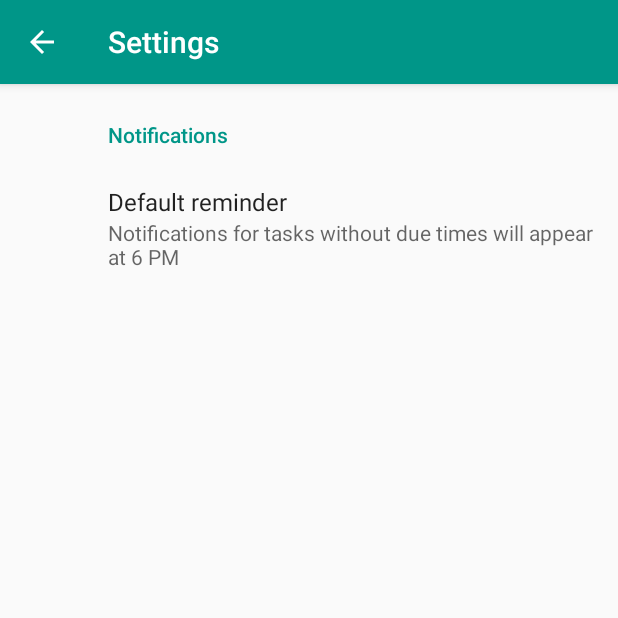
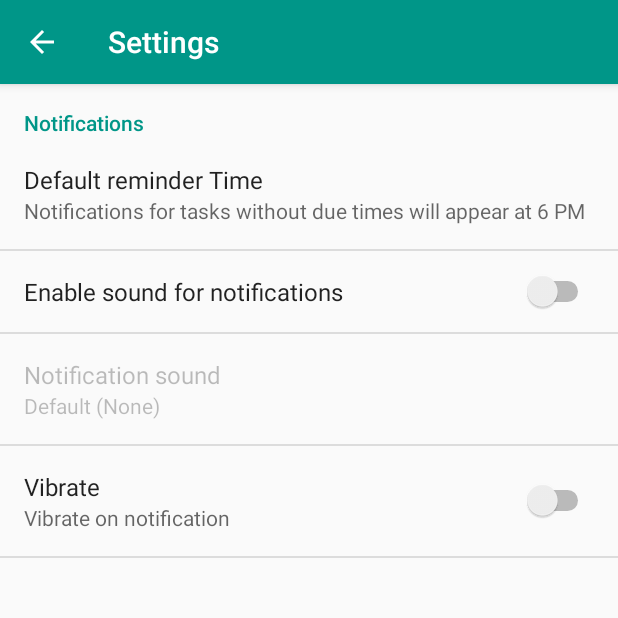
Before and after one commit to Sulaiman90/TodoList, an Android app: the screen it shows after launch (PreferencesActivity before the commit, SettingsActivity after it), in the options menu, after a tap on "Settings", on a phone screen of 412 x 824 dp, the top half of it. Run offline under Robolectric (Android 15) with nearby library versions, the phone set to English and light mode, and no system bars.

Commit message:
Added preferences for notification sound

```diff
--- a/app/src/main/AndroidManifest.xml
+++ b/app/src/main/AndroidManifest.xml
@@ -45,7 +45,7 @@
             android:exported="false"/>
 
         <activity
-            android:name=".activity.PreferencesActivity"
+            android:name=".activity.SettingsActivity"
             android:label="@string/action_settings"
             android:parentActivityName=".activity.MainActivity">
             <meta-data
--- /dev/null
+++ b/app/src/main/java/com/ms/favtodo/activity/AppCompatPreferenceActivity.java
@@ -0,0 +1,109 @@
+package com.ms.favtodo.activity;
+
+import android.content.res.Configuration;
+import android.os.Bundle;
+import android.preference.PreferenceActivity;
+import android.support.annotation.LayoutRes;
+import android.support.annotation.Nullable;
+import android.support.v7.app.ActionBar;
+import android.support.v7.app.AppCompatDelegate;
+import android.support.v7.widget.Toolbar;
+import android.view.MenuInflater;
+import android.view.View;
+import android.view.ViewGroup;
+
+/**
+ * A {@link android.preference.PreferenceActivity} which implements and proxies the necessary calls
+ * to be used with AppCompat.
+ */
+public abstract class AppCompatPreferenceActivity extends PreferenceActivity {
+
+    private AppCompatDelegate mDelegate;
+
+    @Override
+    protected void onCreate(Bundle savedInstanceState) {
+        getDelegate().installViewFactory();
+        getDelegate().onCreate(savedInstanceState);
+        super.onCreate(savedInstanceState);
+    }
+
+    @Override
+    protected void onPostCreate(Bundle savedInstanceState) {
+        super.onPostCreate(savedInstanceState);
+        getDelegate().onPostCreate(savedInstanceState);
+    }
+
+    public ActionBar getSupportActionBar() {
+        return getDelegate().getSupportActionBar();
+    }
+
+    public void setSupportActionBar(@Nullable Toolbar toolbar) {
+        getDelegate().setSupportActionBar(toolbar);
+    }
+
+    @Override
+    public MenuInflater getMenuInflater() {
+        return getDelegate().getMenuInflater();
+    }
+
+    @Override
+    public void setContentView(@LayoutRes int layoutResID) {
+        getDelegate().setContentView(layoutResID);
+    }
+
+    @Override
+    public void setContentView(View view) {
+        getDelegate().setContentView(view);
+    }
+
+    @Override
+    public void setContentView(View view, ViewGroup.LayoutParams params) {
+        getDelegate().setContentView(view, params);
+    }
+
+    @Override
+    public void addContentView(View view, ViewGroup.LayoutParams params) {
+        getDelegate().addContentView(view, params);
+    }
+
+    @Override
+    protected void onPostResume() {
+        super.onPostResume();
+        getDelegate().onPostResume();
+    }
+
+    @Override
+    protected void onTitleChanged(CharSequence title, int color) {
+        super.onTitleChanged(title, color);
+        getDelegate().setTitle(title);
+    }
+
+    @Override
+    public void onConfigurationChanged(Configuration newConfig) {
+        super.onConfigurationChanged(newConfig);
+        getDelegate().onConfigurationChanged(newConfig);
+    }
+
+    @Override
+    protected void onStop() {
+        super.onStop();
+        getDelegate().onStop();
+    }
+
+    @Override
+    protected void onDestroy() {
+        super.onDestroy();
+        getDelegate().onDestroy();
+    }
+
+    public void invalidateOptionsMenu() {
+        getDelegate().invalidateOptionsMenu();
+    }
+
+    private AppCompatDelegate getDelegate() {
+        if (mDelegate == null) {
+            mDelegate = AppCompatDelegate.create(this, null);
+        }
+        return mDelegate;
+    }
+}
--- a/app/src/main/java/com/ms/favtodo/activity/MainActivity.java
+++ b/app/src/main/java/com/ms/favtodo/activity/MainActivity.java
@@ -168,7 +168,7 @@ public class MainActivity extends AppCompatActivity {
             return true;
         }
         else if(item.getItemId()==R.id.action_settings){
-            Intent intent = new Intent(this, PreferencesActivity.class);
+            Intent intent = new Intent(this, SettingsActivity.class);
             startActivity(intent);
         }
         return super.onOptionsItemSelected(item);
--- a/app/src/main/java/com/ms/favtodo/activity/PreferencesActivity.java
+++ /dev/null
@@ -1,36 +0,0 @@
-package com.ms.favtodo.activity;
-
-import android.content.SharedPreferences;
-import android.support.v4.app.NavUtils;
-import android.support.v7.app.ActionBar;
-import android.support.v7.app.AppCompatActivity;
-import android.os.Bundle;
-import android.view.MenuItem;
-
-import com.ms.favtodo.R;
-
-public class PreferencesActivity extends AppCompatActivity {
-
-    @Override
-    protected void onCreate(Bundle savedInstanceState) {
-        super.onCreate(savedInstanceState);
-        setContentView(R.layout.activity_preferences);
-        ActionBar actionBar = this.getSupportActionBar();
-
-        // Set the action bar back button to look like an up button
-        if (actionBar != null) {
-            actionBar.setDisplayHomeAsUpEnabled(true);
-        }
-    }
-
-    @Override
-    public boolean onOptionsItemSelected(MenuItem item) {
-        int id = item.getItemId();
-        // When the home button is pressed, take the user back to the VisualizerActivity
-        if (id == android.R.id.home) {
-            NavUtils.navigateUpFromSameTask(this);
-        }
-        return super.onOptionsItemSelected(item);
-    }
-
-}
--- a/app/src/main/java/com/ms/favtodo/activity/PreferencesFragment.java
+++ /dev/null
@@ -1,118 +0,0 @@
-package com.ms.favtodo.activity;
-
-import android.annotation.TargetApi;
-import android.app.Dialog;
-import android.app.DialogFragment;
-import android.app.TimePickerDialog;
-import android.app.TimePickerDialog.OnTimeSetListener;
-import android.content.Context;
-import android.content.SharedPreferences;
-import android.os.Build;
-import android.os.Bundle;
-import android.support.v7.preference.Preference;
-import android.support.v7.preference.PreferenceFragmentCompat;
-import android.support.v7.preference.PreferenceManager;
-import android.text.TextUtils;
-import android.text.format.DateUtils;
-import android.util.Log;
-import android.widget.TimePicker;
-
-import com.ms.favtodo.R;
-import com.ms.favtodo.activity.NewTask.TimePickerFragment;
-import com.ms.favtodo.utils.PreferenceUtils;
-import com.ms.favtodo.utils.TaskOperation;
-
-import java.util.Calendar;
-
-public class PreferencesFragment  extends PreferenceFragmentCompat {
-
-    private static Preference prefDueTime;
-
-    @Override
-    public void onCreatePreferences(Bundle savedInstanceState, String rootKey) {
-        addPreferencesFromResource(R.xml.preferences);
-
-        Context context = getActivity();
-
-        context.setTheme(R.style.settingsTheme);
-
-        String timeString = PreferenceUtils.getDueTime12HrFormat(context);
-
-        prefDueTime = findPreference(getString(R.string.pref_due_time_key));
-
-        prefDueTime.setSummary(getString(R.string.pref_due_time_summary) + " "+timeString);
-
-        prefDueTime.setOnPreferenceClickListener(new Preference.OnPreferenceClickListener() {
-            @TargetApi(Build.VERSION_CODES.HONEYCOMB)
-            @Override
-            public boolean onPreferenceClick(Preference preference) {
-                showTimePickerDialog();
-                return false;
-            }
-        });
-    }
-
-    public void showTimePickerDialog() {
-       // Log.d(TAG,"showTimePickerDialog");
-        DialogFragment newFragment = new TimePickerFragment();
-        newFragment.show(getActivity().getFragmentManager(), "timePicker");
-    }
-
-    public static class TimePickerFragment extends DialogFragment
-            implements OnTimeSetListener {
-
-        @Override
-        public Dialog onCreateDialog(Bundle savedInstanceState) {
-            // Use the current time as the default values for the picker
-            int hour = PreferenceUtils.getHour(getActivity());
-            int minute = PreferenceUtils.getMinute(getActivity());
-
-            // Create a new instance of TimePickerDialog and return it
-            return new TimePickerDialog(getActivity(), this, hour, minute, false);
-        }
-
-        public void onTimeSet(TimePicker view, int selectedHour, int selectedMinute) {
-
-            int hour = selectedHour;
-            int minutes = selectedMinute;
-
-            String timeSet;
-            if (hour > 12) {
-                hour -= 12;
-                timeSet = "PM";
-            } else if (hour == 0) {
-                hour += 12;
-                timeSet = "AM";
-            } else if (hour == 12){
-                timeSet = "PM";
-            }else{
-                timeSet = "AM";
-            }
-
-            String min;
-            if (minutes < 10)
-                min = "0" + minutes ;
-            else
-                min = String.valueOf(minutes);
-
-            String timeString;
-
-            if(minutes!=0){
-                timeString = hour +":"+min +" "+timeSet;
-            }
-            else{
-                timeString = hour +" "+timeSet;
-            }
-
-            TaskOperation.showDebugToast(getActivity(),timeString);
-
-            if(!timeString.equals(PreferenceUtils.getDueTime12HrFormat(getActivity()))){
-                prefDueTime.setSummary(getString(R.string.pref_due_time_summary) + " "+timeString);
-                PreferenceUtils.updateDueTimeValue(getActivity(),timeString,selectedHour + ":"+ selectedMinute);
-            }
-
-        }
-    }
-
-
-}
--- /dev/null
+++ b/app/src/main/java/com/ms/favtodo/activity/SettingsActivity.java
@@ -0,0 +1,193 @@
+package com.ms.favtodo.activity;
+
+import android.annotation.TargetApi;
+import android.app.Dialog;
+import android.app.DialogFragment;
+import android.app.TimePickerDialog;
+import android.app.TimePickerDialog.OnTimeSetListener;
+import android.content.Context;
+import android.content.Intent;
+import android.content.SharedPreferences;
+import android.media.Ringtone;
+import android.media.RingtoneManager;
+import android.net.Uri;
+import android.os.Build;
+import android.preference.Preference;
+import android.preference.Preference.OnPreferenceChangeListener;
+import android.preference.PreferenceActivity;
+import android.preference.PreferenceFragment;
+import android.preference.PreferenceManager;
+import android.preference.RingtonePreference;
+import android.support.annotation.Nullable;
+import android.support.v4.app.Fragment;
+import android.support.v4.app.NavUtils;
+import android.support.v7.app.ActionBar;
+import android.support.v7.app.AppCompatActivity;
+import android.os.Bundle;
+import android.support.v7.widget.Toolbar;
+import android.text.TextUtils;
+import android.util.Log;
+import android.view.MenuItem;
+import android.widget.TimePicker;
+
+import com.ms.favtodo.R;
+import com.ms.favtodo.utils.PreferenceUtils;
+import com.ms.favtodo.utils.TaskOperation;
+
+import java.util.List;
+
+public class SettingsActivity extends AppCompatPreferenceActivity {
+
+    private static final String TAG = SettingsActivity.class.getSimpleName();
+
+    @Override
+    protected void onCreate(Bundle savedInstanceState) {
+        super.onCreate(savedInstanceState);
+        getSupportActionBar().setDisplayHomeAsUpEnabled(true);
+
+        // load settings fragment
+        getFragmentManager().beginTransaction().replace(android.R.id.content, new SettingsFragment()).commit();
+    }
+
+    @Override
+    public boolean onOptionsItemSelected(MenuItem item) {
+        int id = item.getItemId();
+        // When the home button is pressed, take the user back to the VisualizerActivity
+        if (id == android.R.id.home) {
+            NavUtils.navigateUpFromSameTask(this);
+        }
+        return super.onOptionsItemSelected(item);
+    }
+
+    public static class SettingsFragment extends PreferenceFragment{
+
+        private static Preference prefDueTime;
+        private Context context;
+
+        @Override
+        public void onCreate(@Nullable Bundle savedInstanceState) {
+            super.onCreate(savedInstanceState);
+            addPreferencesFromResource(R.xml.preferences);
+
+            context = getActivity();
+
+            String timeString = PreferenceUtils.getDueTime12HrFormat(context);
+
+            prefDueTime = findPreference(getString(R.string.pref_due_time_key));
+            prefDueTime.setSummary(getString(R.string.pref_due_time_summary) + " "+timeString);
+
+            // notification preference change listener
+            bindPreferenceSummaryToValue(findPreference(getString(R.string.pref_notification_sound_key)));
+
+            prefDueTime.setOnPreferenceClickListener(new Preference.OnPreferenceClickListener() {
+                @Override
+                public boolean onPreferenceClick(Preference preference) {
+                    showTimePickerDialog();
+                    return true;
+                }
+            });
+        }
+
+        private static void bindPreferenceSummaryToValue(Preference preference) {
+            preference.setOnPreferenceChangeListener(sBindPreferenceSummaryToValueListener);
+
+            sBindPreferenceSummaryToValueListener.onPreferenceChange(preference ,
+                    PreferenceManager
+                            .getDefaultSharedPreferences(preference.getContext())
+                            .getString(preference.getKey(), ""));
+        }
+
+        private static Preference.OnPreferenceChangeListener sBindPreferenceSummaryToValueListener =
+            new OnPreferenceChangeListener() {
+            @Override
+            public boolean onPreferenceChange(Preference preference, Object newValue) {
+
+                String stringValue = newValue.toString();
+                if(preference instanceof RingtonePreference){
+                    //Log.d(TAG, "RingtonePreference");
+                    if(preference.getKey().matches(preference.getContext().getString(R.string.pref_notification_sound_key))){
+                        //Log.d(TAG, "pref_notification_sound_key");
+                        if (TextUtils.isEmpty(stringValue)) {
+                            preference.setSummary(R.string.no_sound);
+                        }
+                        else {
+                            // For ringtone preferences, look up the correct display value
+                            // using RingtoneManager.
+                            Ringtone ringtone = RingtoneManager.getRingtone(preference.getContext(), Uri.parse(stringValue));
+                            if (ringtone == null) {
+                                // Clear the summary if there was a lookup error.
+                                preference.setSummary(R.string.pref_notification_sound_summary);
+                            } else {
+                                // Set the summary to reflect the new ringtone display name.
+                                String name = ringtone.getTitle(preference.getContext());
+                                preference.setSummary(name);
+                            }
+                        }
+                    }
+                }
+                return true;
+            }
+        };
+
+        public void showTimePickerDialog() {
+            // Log.d(TAG,"showTimePickerDialog");
+            DialogFragment newFragment = new SettingsFragment.TimePickerFragment();
+            newFragment.show(getActivity().getFragmentManager(), "timePicker");
+        }
+
+        public static class TimePickerFragment extends DialogFragment implements OnTimeSetListener {
+
+            @Override
+            public Dialog onCreateDialog(Bundle savedInstanceState) {
+                // Use the current time as the default values for the picker
+                int hour = PreferenceUtils.getHour(getActivity());
+                int minute = PreferenceUtils.getMinute(getActivity());
+
+                // Create a new instance of TimePickerDialog and return it
+                return new TimePickerDialog(getActivity(), this, hour, minute, false);
+            }
+
+            public void onTimeSet(TimePicker view, int selectedHour, int selectedMinute) {
+
+                int hour = selectedHour;
+                int minutes = selectedMinute;
+
+                String timeSet;
+                if (hour > 12) {
+                    hour -= 12;
+                    timeSet = "PM";
+                } else if (hour == 0) {
+                    hour += 12;
+                    timeSet = "AM";
+                } else if (hour == 12){
+                    timeSet = "PM";
+                }else{
+                    timeSet = "AM";
+                }
+
+                String min;
+                if (minutes < 10)
+                    min = "0" + minutes ;
+                else
+                    min = String.valueOf(minutes);
+
+                String timeString;
+
+                if(minutes!=0){
+                    timeString = hour +":"+min +" "+timeSet;
+                }
+                else{
+                    timeString = hour +" "+timeSet;
+                }
+
+                TaskOperation.showDebugToast(getActivity(),timeString);
+
+                if(!timeString.equals(PreferenceUtils.getDueTime12HrFormat(getActivity()))){
+                    prefDueTime.setSummary(getString(R.string.pref_due_time_summary) + " "+timeString);
+                    PreferenceUtils.updateDueTimeValue(getActivity(),timeString,selectedHour + ":"+ selectedMinute);
+                }
+
+            }
+        }
+    }
+}
--- a/app/src/main/java/com/ms/favtodo/db/TaskContract.java
+++ b/app/src/main/java/com/ms/favtodo/db/TaskContract.java
@@ -9,7 +9,7 @@ import android.provider.BaseColumns;
 public class TaskContract {
 
     public static final String DATABASE_NAME = "Todo";
-    public static final int DATABASE_VERSION = 1;
+    public static final int DATABASE_VERSION = 2;
 
     public class TaskEntry implements BaseColumns {
         public static final String TABLE_NAME = "tasks";
@@ -23,5 +23,8 @@ public class TaskContract {
         public static final String TASK_DATE_IN_MS ="dateInMs";
         public static final String TASK_HOUR = "hour";
         public static final String TASK_MINUTE = "minute";
+        public static final String NOTIFICATION_SOUND = "notificationSound";
+        public static final String NOTIFICATION_VIBRATE = "vibrate";
+        public static final String NOTIFICATION_SOUND_ENABLED = "soundEnabled";
     }
 }
--- a/app/src/main/java/com/ms/favtodo/db/TaskDbHelper.java
+++ b/app/src/main/java/com/ms/favtodo/db/TaskDbHelper.java
@@ -32,7 +32,10 @@ public class TaskDbHelper extends SQLiteOpenHelper {
                 TaskEntry.TASK_DONE + " INT, " +
                 TaskEntry.TASK_DATE_IN_MS + " INT, " +
                 TaskEntry.TASK_HOUR + " INT, " +
-                TaskEntry.TASK_MINUTE + " INT" +
+                TaskEntry.TASK_MINUTE + " INT, " +
+                TaskEntry.NOTIFICATION_SOUND + " TEXT, " +
+                TaskEntry.NOTIFICATION_VIBRATE + " INT, " +
+                TaskEntry.NOTIFICATION_SOUND_ENABLED + " INT " +
                 ");";
         db.execSQL(createTable);
     }
@@ -50,7 +53,7 @@ public class TaskDbHelper extends SQLiteOpenHelper {
                                          TaskEntry.TASK_DATE_IN_MS , TaskEntry.TASK_HOUR ,TaskEntry.TASK_MINUTE };
         Cursor cursor = this.getReadableDatabase().query(
                     TaskEntry.TABLE_NAME,
-                    columns,
+                    null,
                     TaskEntry.TASK_DONE + "=?",
                     new String[] {String.valueOf(doneOrNot)},
                     null,null,
@@ -68,7 +71,7 @@ public class TaskDbHelper extends SQLiteOpenHelper {
                 TaskEntry.TASK_DATE_IN_MS , TaskEntry.TASK_HOUR ,TaskEntry.TASK_MINUTE };
         Cursor cursor = this.getReadableDatabase().query(
                 TaskEntry.TABLE_NAME,
-                columns,
+                null,
                 TaskEntry.TASK_ID + "=?",
                 new String[] {String.valueOf(rowId)},
                 null,
@@ -82,9 +85,6 @@ public class TaskDbHelper extends SQLiteOpenHelper {
     }
 
     public Cursor fetchTasksWithoutDueTime(){
-
-      //  long timeNow = loc.getTimeInMillis();
-
         String empty = "";
         Cursor cursor = this.getReadableDatabase().query(
                 TaskEntry.TABLE_NAME,
@@ -103,25 +103,8 @@ public class TaskDbHelper extends SQLiteOpenHelper {
         return cursor;
     }
 
-     public int updateTaskStatus(String taskTitle,ContentValues cv) {
-       SQLiteDatabase db = this.getWritableDatabase();
-
-        // updating row
-         int result = 0;
-         try{
-             result = db.update(TaskEntry.TABLE_NAME, cv,  TaskEntry.TASK_TITLE + " = ?",
-                     new String[] {taskTitle});
-             Log.d(TAG,"updateTaskStatus rows "+result);
-         }
-         catch (Exception e){
-             e.printStackTrace();
-         }
-         return result;
-    }
-
     public int updateTask(int taskId,ContentValues cv) {
         SQLiteDatabase db = this.getWritableDatabase();
-
         // updating row
         int result = 0;
         try{
@@ -138,7 +121,6 @@ public class TaskDbHelper extends SQLiteOpenHelper {
         SQLiteDatabase db = this.getWritableDatabase();
         int result = 0;
         try {
-           // db.delete(TaskEntry.TABLE_NAME, TaskEntry.TASK_TITLE + " = ?", new String[]{taskTitle});
             result = db.delete(TaskEntry.TABLE_NAME, TaskEntry.TASK_ID + " = ?", new String[]{Integer.toString(taskId)});
             Log.d(TAG,"Deleted rows "+result);
         }
@@ -157,7 +139,6 @@ public class TaskDbHelper extends SQLiteOpenHelper {
 
     public long insertTask(String title,String date,String time,String dateAndTime,int done,long dateInMs , int hour, int minute){
         SQLiteDatabase db = this.getWritableDatabase();
-
         ContentValues values =  new ContentValues();
         values.put(TaskEntry.TASK_TITLE,title);
         values.put(TaskEntry.TASK_DATE,date);
@@ -173,8 +154,7 @@ public class TaskDbHelper extends SQLiteOpenHelper {
         return rowId;
     }
 
-    public int rowcount()
-    {
+    public int rowcount() {
         int row;
         String selectQuery = "SELECT  * FROM " + TaskEntry.TABLE_NAME;
         SQLiteDatabase db = this.getReadableDatabase();
--- a/app/src/main/res/layout/content_new_task.xml
+++ b/app/src/main/res/layout/content_new_task.xml
@@ -133,10 +133,12 @@
             android:layout_height="wrap_content">
 
             <TextView
-                android:layout_width="wrap_content"
+                android:layout_width="match_parent"
                 android:layout_height="wrap_content"
                 android:text="Alert Notification"
                 android:id="@+id/alert_label"
+                android:textStyle="bold"
+                android:textColor="@color/colorPrimary"
                 />
 
             <Button
--- a/app/src/main/res/values/strings.xml
+++ b/app/src/main/res/values/strings.xml
@@ -48,14 +48,24 @@
         <item>Completed</item>
     </string-array>
 
-    <!-- Strings related to Settings -->
-    <string name="notification_preference">Notifications</string>
-
-    <string name="PREF_FILE_SETTINGS" translatable="false">PREF_FILE_SETTINGS</string>
+    <!-- Strings related to Preferences -->
+    <string name="pref_title_notifications">Notifications</string>
 
     <string name="pref_due_time_key">alarm_time</string>
     <string name="pref_due_time_12_hr">due_time_value</string>
     <string name="pref_due_hour_minute">due_hour_minute</string>
     <string name="pref_due_time_summary">Notifications for tasks without due times will appear at </string>
 
+    <string name="pref_enable_sound_key">enable_sound_key</string>
+    <string name="pref_enable_sound_title">Enable sound for notifications</string>
+
+    <string name="pref_notification_sound_key">notification_sound_key</string>
+    <string name="pref_notification_sound_title">Notification sound</string>
+    <string name="pref_notification_sound_summary">Default sound</string>
+    <string name="no_sound">None</string>
+
+    <string name="pref_notification_vibrate_key">vibrate_notification</string>
+    <string name="pref_notification_vibrate_title">Vibrate</string>
+    <string name="pref_notification_vibrate_summary">Vibrate on notification</string>
+
 </resources>
--- a/app/src/main/res/xml/preferences.xml
+++ b/app/src/main/res/xml/preferences.xml
@@ -1,19 +1,35 @@
 <?xml version="1.0" encoding="utf-8"?>
 <PreferenceScreen xmlns:android="http://schemas.android.com/apk/res/android">
 
- <PreferenceCategory android:title="@string/notification_preference">
-
+ <PreferenceCategory android:title="@string/pref_title_notifications">
      <Preference
          android:key="@string/pref_due_time_key"
-         android:title="Default reminder"
+         android:title="Default reminder Time"
          android:defaultValue="18:00"
          android:summary="Notifications for tasks without due times will appear at 6 PM "/>
 
+     <SwitchPreference
+         android:key="@string/pref_enable_sound_key"
+         android:title="@string/pref_enable_sound_title"
+         android:defaultValue="false"
+         />
+
+     <RingtonePreference
+         android:defaultValue="content://settings/system/notification_sound"
+         android:key="@string/pref_notification_sound_key"
+         android:title="@string/pref_notification_sound_title"
+         android:ringtoneType="all"
+         android:summary="@string/pref_notification_sound_summary"
+         android:showDefault="true"
+         android:showSilent="true"
+         android:dependency="@string/pref_enable_sound_key"
+         />
+
+     <SwitchPreference
+         android:key="@string/pref_notification_vibrate_key"
+         android:title="@string/pref_notification_vibrate_title"
+         android:summary="@string/pref_notification_vibrate_summary"
+         android:defaultValue="false"
+         />
     </PreferenceCategory>
-
-
-
 </PreferenceScreen>
-
-
-   <!-- android:summary="Notifications for tasks without due times will appear at 6 PM "-->
```
Also changed, not shown: app/src/main/java/com/ms/favtodo/utils/CommonUtils.java (added, +16 -0 lines), app/src/main/java/com/ms/favtodo/utils/NotificationUtils.java (+12 -4 lines), app/src/main/java/com/ms/favtodo/utils/PreferenceUtils.java (+11 -0 lines), app/src/main/res/layout/activity_preferences.xml (deleted, +0 -8 lines).
